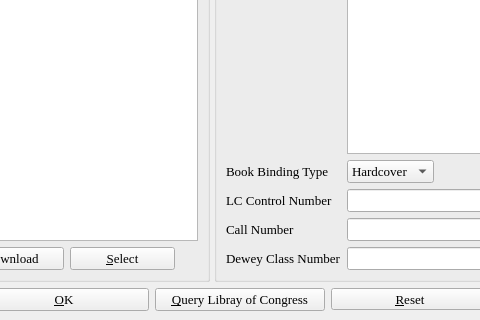
Qt form bookinfo.ui (textbrowser/biblioteq) before a commit; both pictures show x 84 to 564 and y 380 to 700 of the 1000 by 700 pixel window.
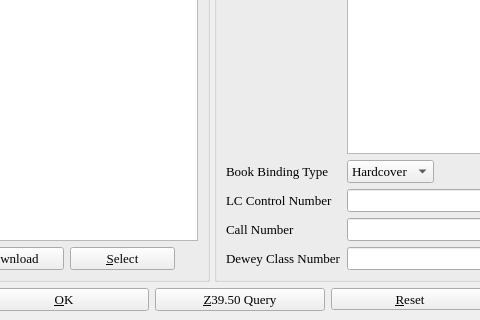
The same form after that commit. Icons and pictures are not drawn. Custom widgets are drawn as their Qt base class.

Diff of the .ui file:
```diff
--- a/bookinfo.ui
+++ b/bookinfo.ui
@@ -998,7 +998,7 @@
          </font>
         </property>
         <property name="text" >
-         <string>&amp;Query Libray of Congress</string>
+         <string>&amp;Z39.50 Query</string>
         </property>
         <property name="icon" >
          <iconset>
```
